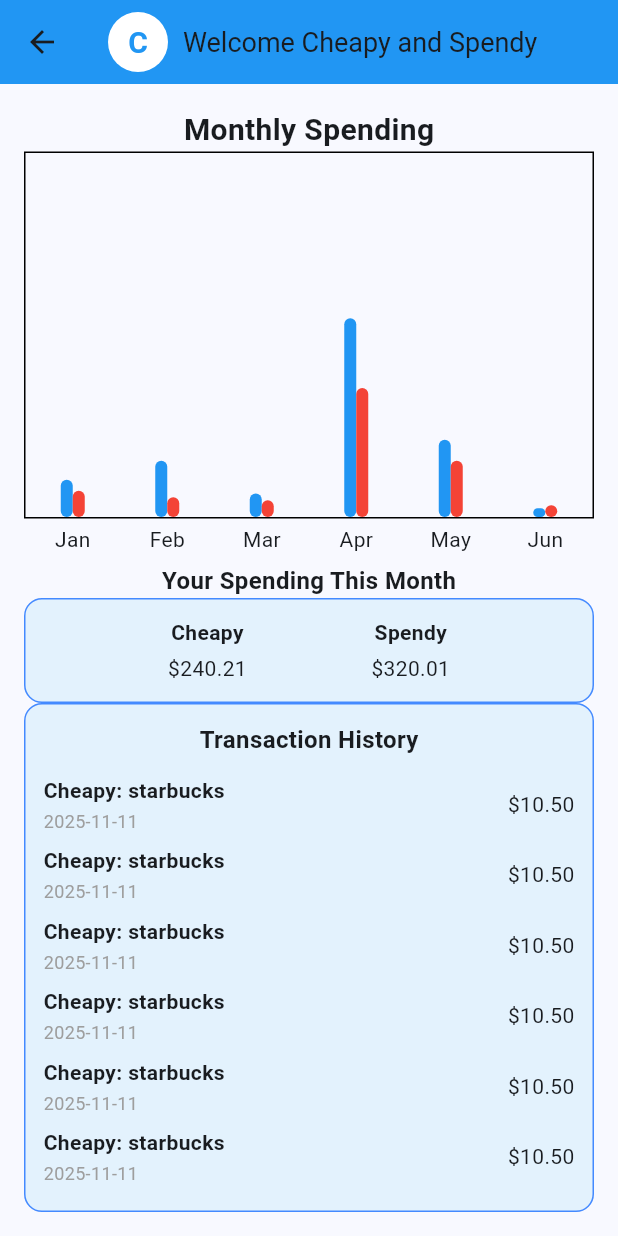
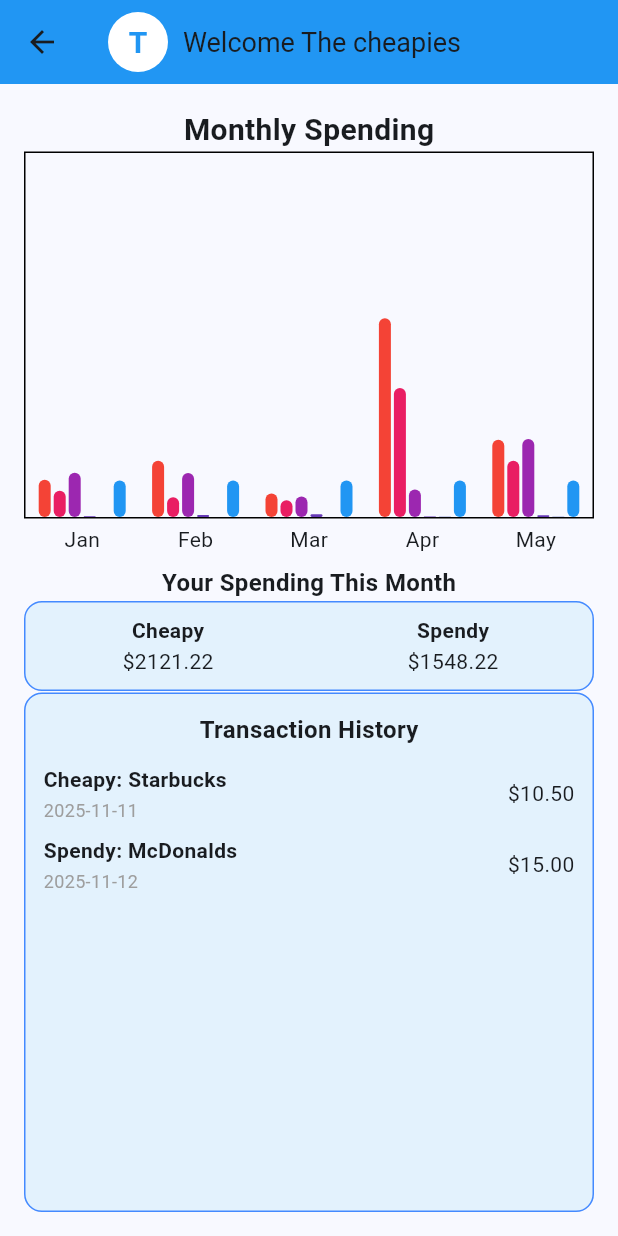
Before and after one commit to KeiranMacKay/MobileDevFinalProject, a Flutter app: the HomePage screen opened directly, on a phone screen of 412 x 824 dp. Run offline on Flutter 3.47's test engine with Material 3 defaults, Android fonts, the phone set to English and light mode, and no system bars; drawn by our look-alikes of fl_chart; our stand-ins replace flutter_local_notifications.

Commit message:
Update home_page.dart

```diff
--- a/lib/pages/home_page.dart
+++ b/lib/pages/home_page.dart
@@ -1,5 +1,26 @@
 import 'package:flutter/material.dart';
 import 'package:fl_chart/fl_chart.dart';
+
+
+//account class
+class Account extends StatelessWidget {
+  final String accountName;
+  final List<String>? userNames;
+  final List<List<double>>? userSpending;
+
+  const Account({
+    super.key,
+    required this.accountName,
+    this.userNames,
+    this.userSpending,
+  });
+
+  @override
+  Widget build(BuildContext context) {
+    return Container();
+  }
+}
+
 
 //bill class
 class Bill extends StatelessWidget {
@@ -24,9 +45,15 @@ class Bill extends StatelessWidget {
         Column(
           crossAxisAlignment: CrossAxisAlignment.start,
           children: [
-            Text("$name: $place", style: const TextStyle(fontWeight: FontWeight.bold)),
+            Text(
+              "$name: $place",
+              style: const TextStyle(fontWeight: FontWeight.bold),
+            ),
             const SizedBox(height: 2),
-            Text(date, style: const TextStyle(fontSize: 12, color: Colors.grey)),
+            Text(
+              date,
+              style: const TextStyle(fontSize: 12, color: Colors.grey),
+            ),
           ],
         ),
         Text('\$${price.toStringAsFixed(2)}'),
@@ -36,46 +63,81 @@ class Bill extends StatelessWidget {
 }
 
 class HomePage extends StatelessWidget {
-  final String accountName = "Cheapy and Spendy";
-  final String firstName = "Cheapy";
-  final String secondName = "Spendy";
-  final double firstSpending = 240.21;
-  final double secondSpending = 320.01;
-  final List<double> firstMonthlyVales = const [1021.56, 1542.45, 648.10, 5460.90, 2121.22, 240.21];
-  final List<double> secondMonthlyVales = const [721.56, 542.45, 462.10, 3541.90, 1548.22, 320.01];
-  final List<String> currentViewableMonths = const ['Jan', 'Feb', 'Mar', 'Apr', 'May', 'Jun'];
-  final double graphMax = 10000.00;
+  HomePage({super.key});
 
-  const HomePage({super.key});
+  //account class call, if the database can just write directly to this it'll work perfectly
+  final Account testAccount = const Account(
+    accountName: "The cheapies",
+    userNames: ["Cheapy", "Spendy", "Wastey", "Hoardy", "Greedy", "John"],
+    userSpending: [
+      [1021.56, 1542.45, 648.10, 5460.90, 2121.22],
+      [721.56, 542.45, 462.10, 3541.90, 1548.22],
+      [1212.44, 1212.11, 564.33, 752.44, 2143.55],
+      [23.23, 54.45, 76.23, 11.11, 45.43],
+      [1.1, 2.2, 3.3, 4.4, 5.5, 6.6],
+      [1000.1, 1000.1, 1000.1, 1000.1, 1000.1],
+    ],
+  );
+
+  final List<String> currentViewableMonths =
+  const ['Jan', 'Feb', 'Mar', 'Apr', 'May'];
+  final double graphMax = 10000.0;
 
   @override
   Widget build(BuildContext context) {
-
-    final List<Bill> bills = [
-      Bill(name: 'Cheapy', place: 'starbucks', date: '2025-11-11', price: 10.50),
-      Bill(name: 'Cheapy', place: 'starbucks', date: '2025-11-11', price: 10.50),
-      Bill(name: 'Cheapy', place: 'starbucks', date: '2025-11-11', price: 10.50),
-      Bill(name: 'Cheapy', place: 'starbucks', date: '2025-11-11', price: 10.50),
-      Bill(name: 'Cheapy', place: 'starbucks', date: '2025-11-11', price: 10.50),
-      Bill(name: 'Cheapy', place: 'starbucks', date: '2025-11-11', price: 10.50),
-      Bill(name: 'Cheapy', place: 'starbucks', date: '2025-11-11', price: 10.50),
-      Bill(name: 'Cheapy', place: 'starbucks', date: '2025-11-11', price: 10.50),
-      Bill(name: 'Cheapy', place: 'starbucks', date: '2025-11-11', price: 10.50),
+    //hook up database to this so that it writes bill within the database
+    final List<Bill> bills = const [
+      Bill(
+        name: 'Cheapy',
+        place: 'Starbucks',
+        date: '2025-11-11',
+        price: 10.50,
+      ),
+      Bill(
+        name: 'Spendy',
+        place: 'McDonalds',
+        date: '2025-11-12',
+        price: 15.00,
+      ),
     ];
 
+    final int peopleCount = testAccount.userNames?.length ?? 0;
+    final int monthsCount = currentViewableMonths.length;
 
+    //getting spacing right on name display box
+    final double availableWidth =
+        MediaQuery.of(context).size.width - 32;
+    final double tileWidth = availableWidth / 2;
+
+    Widget buildPersonTile(int index) {
+      final name = testAccount.userNames?[index] ?? 'User';
+      final lastMonthSpending =
+          testAccount.userSpending?[index][monthsCount - 1] ?? 0.0;
+
+      return Center(
+        child: Column(
+          mainAxisAlignment: MainAxisAlignment.center,
+          children: [
+            Text(
+              name,
+              style: const TextStyle(fontWeight: FontWeight.bold),
+            ),
+            const SizedBox(height: 1),
+            Text('\$${lastMonthSpending.toStringAsFixed(2)}'),
+          ],
+        ),
+      );
+    }
 
     return Scaffold(
       appBar: AppBar(
         title: Row(
           children: [
-
-            //avatar and username
             CircleAvatar(
               backgroundColor: Colors.white,
               foregroundColor: Colors.blue,
               child: Text(
-                accountName[0].toUpperCase(),
+                testAccount.accountName[0].toUpperCase(),
                 style: const TextStyle(
                   fontSize: 20,
                   fontWeight: FontWeight.bold,
@@ -83,9 +145,8 @@ class HomePage extends StatelessWidget {
               ),
             ),
             const SizedBox(width: 10),
-
             Text(
-              'Welcome $accountName',
+              'Welcome ${testAccount.accountName}',
               style: const TextStyle(fontSize: 18),
             ),
           ],
@@ -93,25 +154,19 @@ class HomePage extends StatelessWidget {
         backgroundColor: Colors.blue,
       ),
 
-
       body: Padding(
         padding: const EdgeInsets.all(16.0),
         child: Column(
           children: [
-
-            //chart title
             const Center(
               child: Text(
                 'Monthly Spending',
-                style: TextStyle(
-                  fontSize: 20,
-                  fontWeight: FontWeight.bold,
-                ),
+                style: TextStyle(fontSize: 20, fontWeight: FontWeight.bold),
               ),
             ),
             const SizedBox(height: 0),
 
-            //bar chart
+            //bar chart updates dynamically, based on provided user data
             SizedBox(
               height: MediaQuery.of(context).size.height / 3,
               child: BarChart(
@@ -121,42 +176,58 @@ class HomePage extends StatelessWidget {
                   gridData: FlGridData(show: false),
                   barTouchData: BarTouchData(enabled: true),
                   titlesData: FlTitlesData(
-                    leftTitles: AxisTitles(sideTitles: SideTitles(showTitles: false)),
-                    rightTitles: AxisTitles(sideTitles: SideTitles(showTitles: false)),
-                    topTitles: AxisTitles(sideTitles: SideTitles(showTitles: false)),
+                    leftTitles: AxisTitles(
+                      sideTitles: SideTitles(showTitles: false),
+                    ),
+                    rightTitles: AxisTitles(
+                      sideTitles: SideTitles(showTitles: false),
+                    ),
+                    topTitles: AxisTitles(
+                      sideTitles: SideTitles(showTitles: false),
+                    ),
                     bottomTitles: AxisTitles(
                       sideTitles: SideTitles(
                         showTitles: true,
                         reservedSize: 30,
                         getTitlesWidget: (value, meta) {
-                          const labels = ['Jan', 'Feb', 'Mar', 'Apr', 'May', 'Jun'];
-                          if (value.toInt() < 0 || value.toInt() >= labels.length) {
+                          if (value.toInt() >= monthsCount) {
                             return const SizedBox.shrink();
                           }
                           return Padding(
                             padding: const EdgeInsets.only(top: 4),
-                            child: Text(labels[value.toInt()]),
+                            child: Text(
+                              currentViewableMonths[value.toInt()],
+                            ),
                           );
                         },
                       ),
                     ),
                   ),
 
-                  barGroups: List.generate(6, (i) =>
-                      BarChartGroupData(
-                        x: i,
-                        barRods: [
-                          BarChartRodData(toY: firstMonthlyVales[i], color: Colors.blue),
-                          BarChartRodData(toY: secondMonthlyVales[i], color: Colors.red),
-                        ],
-                        barsSpace: 0,
-                      )
+                  barGroups: List.generate(monthsCount, (monthIndex) {
+                    return BarChartGroupData(
+                      x: monthIndex,
+                      barRods: List.generate(peopleCount, (personIndex) {
+                        final personSpending =
+                            testAccount.userSpending?[personIndex][monthIndex] ??
+                                0;
+                        final color = Colors
+                            .primaries[personIndex % Colors.primaries.length];
+                        return BarChartRodData(
+                          toY: personSpending,
+                          color: color,
+                        );
+                      }),
+                      barsSpace: 2,
+                    );
+                  }),
                 ),
               ),
             ),
-            ),
+            const SizedBox(height: 1),
 
-            //current month stats
+            //values for the current month
+            if (peopleCount > 0)
               Column(
                 children: [
                   const Center(
@@ -168,40 +239,31 @@ class HomePage extends StatelessWidget {
                       ),
                     ),
                   ),
-
-                const SizedBox(height: 0),
+                  const SizedBox(height: 1),
                   Container(
-                  padding: const EdgeInsets.all(12),
                     decoration: BoxDecoration(
                       color: Colors.blue[50],
                       borderRadius: BorderRadius.circular(12),
                       border: Border.all(color: Colors.blueAccent),
                     ),
-
-                  child: Row(
-                    mainAxisAlignment: MainAxisAlignment.spaceEvenly,
-                    children: [
-                      Column(
-                        children: [
-                          Text(firstName, style: const TextStyle(fontWeight: FontWeight.bold)),
-                          const SizedBox(height: 4),
-                          Text('\$${firstSpending.toStringAsFixed(2)}'),
-                        ],
-                      ),
-                      Column(
-                        children: [
-                          Text(secondName, style: const TextStyle(fontWeight: FontWeight.bold)),
-                          const SizedBox(height: 4),
-                          Text('\$${secondSpending.toStringAsFixed(2)}'),
-                        ],
-                      ),
-                    ],
+                    height: 60,
+                    child: peopleCount == 1
+                        ? buildPersonTile(0)
+                        : ListView.builder(
+                      scrollDirection: Axis.horizontal,
+                      itemCount: peopleCount,
+                      itemExtent: tileWidth,
+                      physics: const BouncingScrollPhysics(),
+                      itemBuilder: (context, index) {
+                        return buildPersonTile(index);
+                      },
                     ),
                   ),
                 ],
               ),
+            const SizedBox(height: 1),
 
-            //scrollable lower box
+            //transaction history, should show all transactions over all months
             Expanded(
               child: Container(
                 padding: const EdgeInsets.all(12),
@@ -228,12 +290,11 @@ class HomePage extends StatelessWidget {
                       child: Scrollbar(
                         child: ListView.builder(
                           itemCount: bills.length,
-                          itemBuilder: (context, i) {
-                            return Padding(
-                              padding: const EdgeInsets.symmetric(vertical: 4),
+                          itemBuilder: (context, i) => Padding(
+                            padding:
+                            const EdgeInsets.symmetric(vertical: 4),
                             child: bills[i],
-                            );
-                          },
+                          ),
                         ),
                       ),
                     ),
```
Lines whose indentation alone changed are shown as unchanged.
